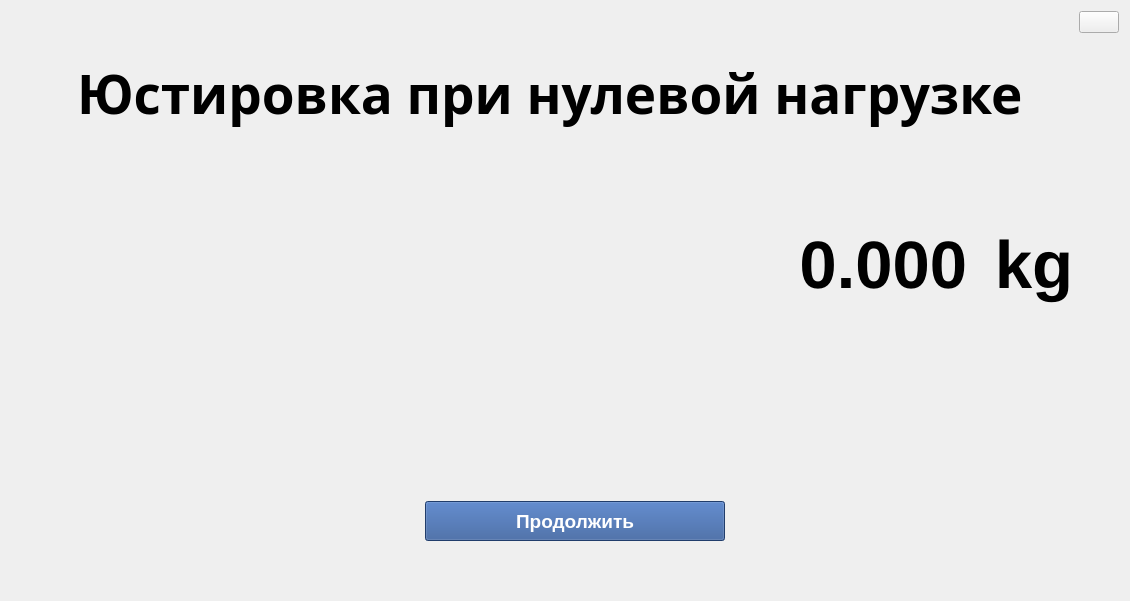
This is alignwidget.ui in cyrillwork/MassaK as Qt 5 draws it before an edit. The edited form follows.
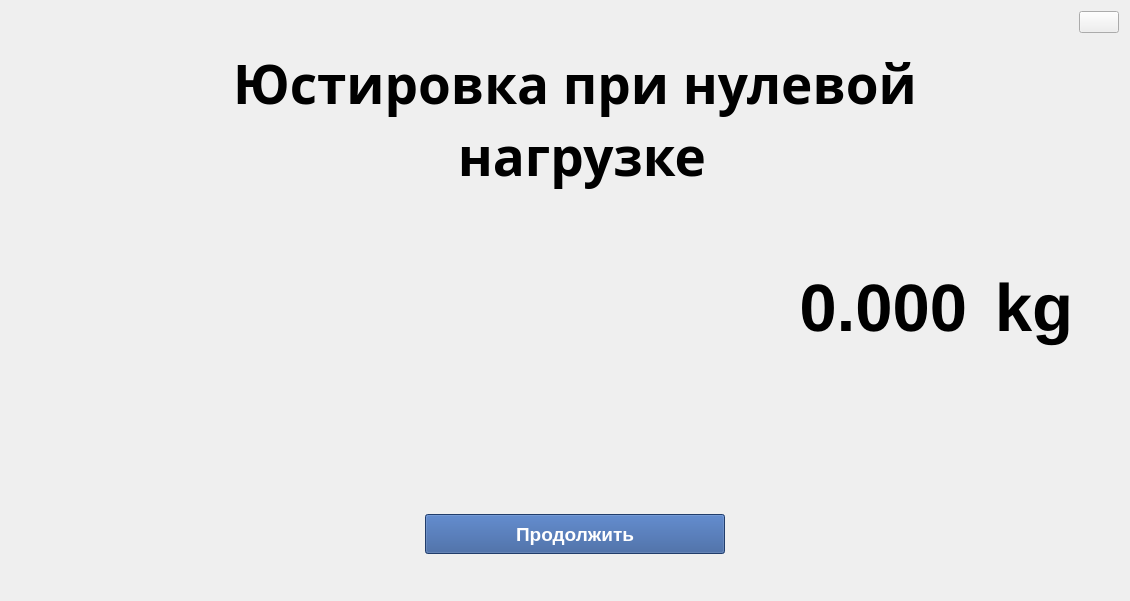
This is the edited form.

Diff of the .ui file:
```diff
--- a/alignwidget.ui
+++ b/alignwidget.ui
@@ -140,7 +140,11 @@
         <enum>Qt::LeftToRight</enum>
        </property>
        <property name="text">
-        <string>Юстировка при нулевой нагрузке</string>
+        <string>Юстировка при нулевой 
+ нагрузке</string>
+       </property>
+       <property name="alignment">
+        <set>Qt::AlignCenter</set>
        </property>
       </widget>
      </item>
```
